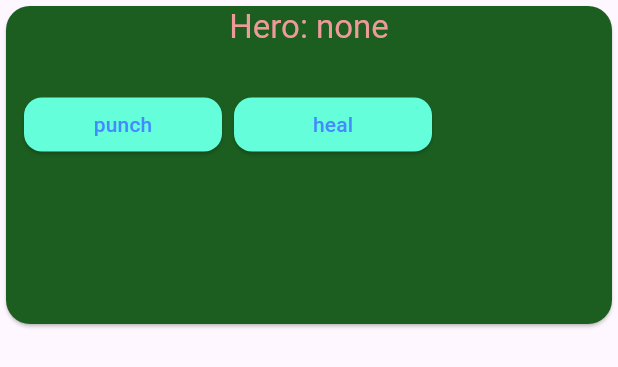
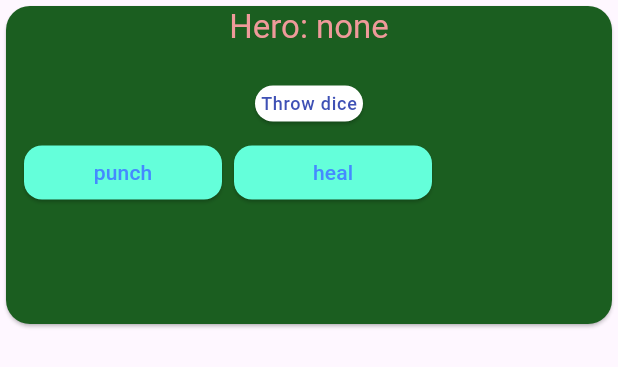
Before and after one commit to cat-person/playing_with_flatter, a Flutter app: the MCWidget widget shown alone on an empty page, opened directly with empty values, on a phone screen of 412 x 824 dp. Shown: the top 367 px of the screen. Run offline on Flutter 3.47's test engine with Material 3 defaults, Android fonts, the phone set to English and light mode, and no system bars.

Commit message:
Dice throwing event

```diff
--- a/lib/repo/pojo/creature.dart
+++ b/lib/repo/pojo/creature.dart
@@ -1,10 +1,10 @@
 class Creature {
-  final String name;
+  final String id;
   final String originId;
   final List<String> sigils;
   final Map<String, BodyPart> bodyparts;
 
-  const Creature(this.name, this.originId, this.sigils, this.bodyparts);
+  const Creature(this.id, this.originId, this.sigils, this.bodyparts);
 }
 
 class BodyPart {
--- a/lib/ui/battle/mc_widget.dart
+++ b/lib/ui/battle/mc_widget.dart
@@ -22,6 +22,21 @@ class MCWidget extends StatelessWidget {
           children: [
             Text("Hero: ${mc.originId}", style: textTheme.titleLarge?.copyWith(color: Colors.red[200])),
             Text(mc.sigils.join(', '), style: textTheme.titleSmall?.copyWith(color: Colors.deepOrange[200])),
+            SizedBox(
+              height: 32,
+              width: 80,
+              child: GestureDetector(
+                onTap: () {
+                  eventHandler(Event("perform", params: {"action_id": "throw_dice", "performed_by": "mc"}));
+                },
+                child: Card(
+                  color: Colors.white,
+                  child: Center(
+                    child: Text("Throw dice", style: textTheme.labelMedium?.copyWith(color: Colors.indigo)),
+                  ),
+                ),
+              ),
+            ),
             SizedBox(
               height: 60,
               child: ListView.builder(
```
Also changed, not shown: lib/ui/battle/enemies_widget.dart (+17 -2 lines).
